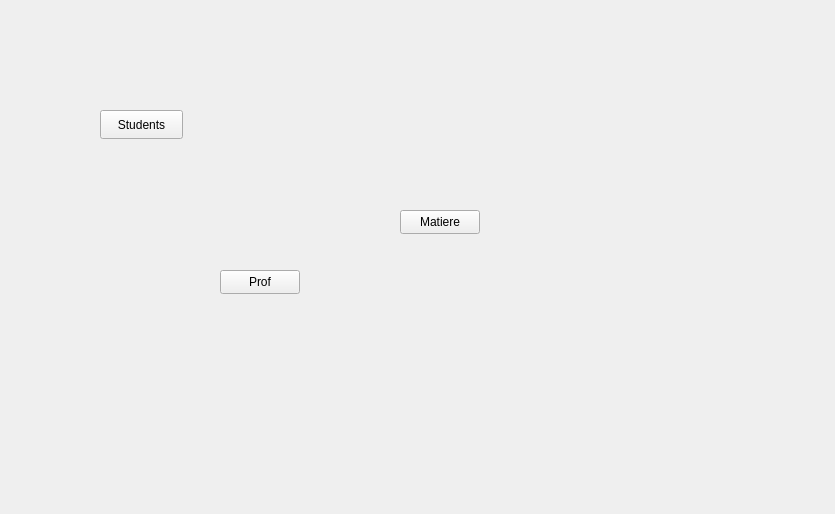
Above: ProjectPV/mainwindow/mainwindow.ui from Yassine-Mhirsi/ProjectPV before the change. Below: the same form after it.
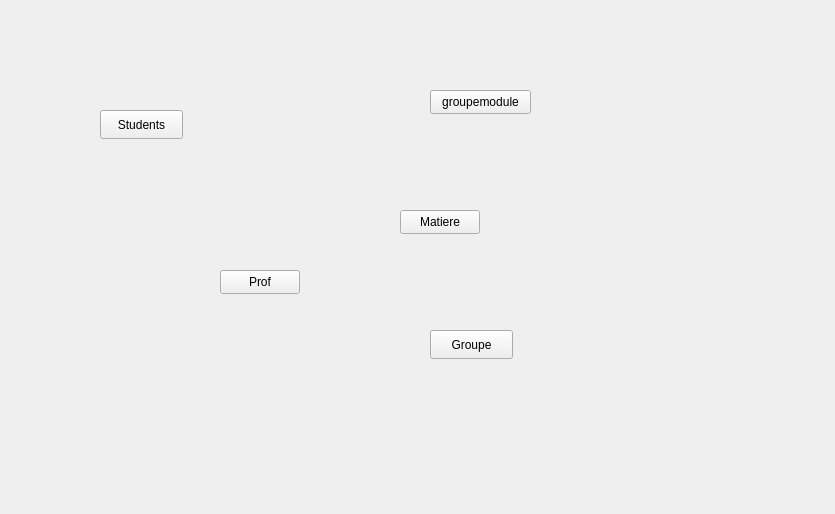
That is the form after the change.

The edit to the form file:
```diff
--- a/ProjectPV/mainwindow/mainwindow.ui
+++ b/ProjectPV/mainwindow/mainwindow.ui
@@ -53,6 +53,32 @@
      <string>Matiere</string>
     </property>
    </widget>
+   <widget class="QPushButton" name="gm_pushButton">
+    <property name="geometry">
+     <rect>
+      <x>430</x>
+      <y>90</y>
+      <width>101</width>
+      <height>24</height>
+     </rect>
+    </property>
+    <property name="text">
+     <string>groupemodule</string>
+    </property>
+   </widget>
+   <widget class="QPushButton" name="grp_pushButton">
+    <property name="geometry">
+     <rect>
+      <x>430</x>
+      <y>330</y>
+      <width>83</width>
+      <height>29</height>
+     </rect>
+    </property>
+    <property name="text">
+     <string>Groupe</string>
+    </property>
+   </widget>
   </widget>
  </widget>
  <resources/>
```
